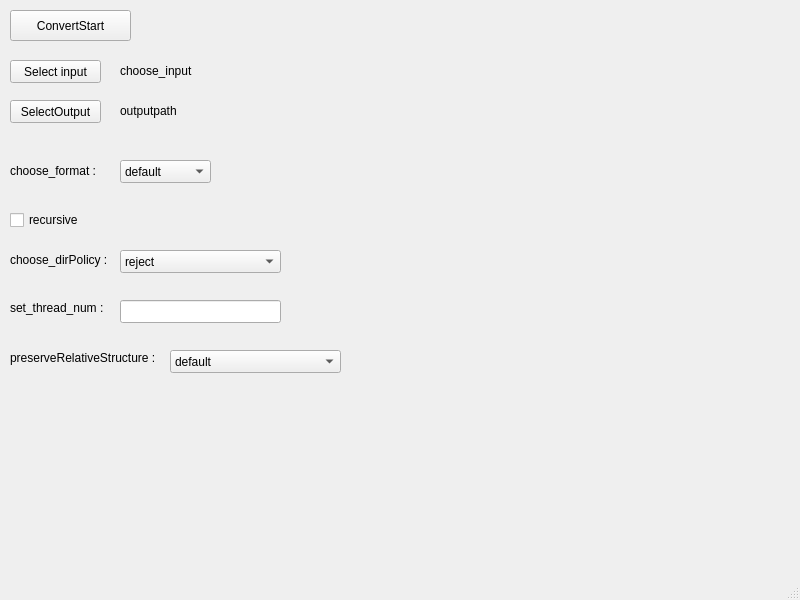
suku156/rtf_convert, file Qt_gui_Module/mainwindow.ui: the form before one commit.
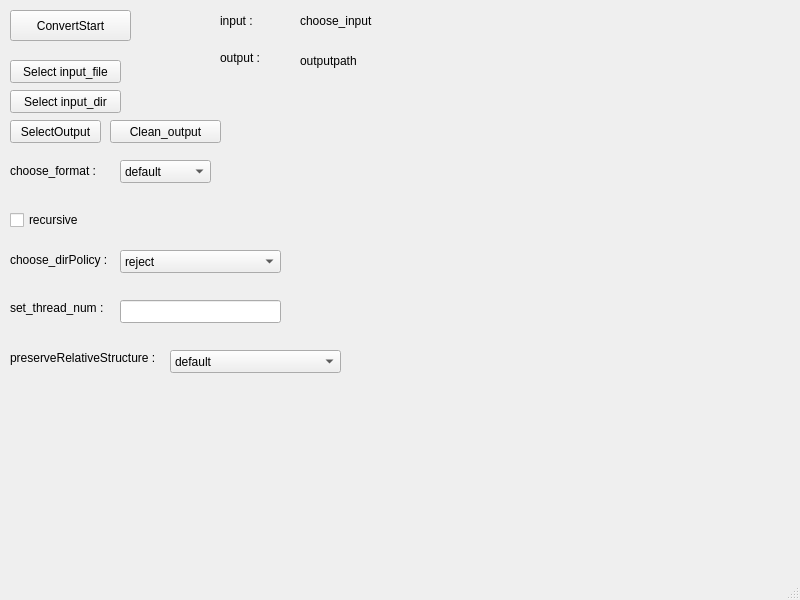
The form after the commit.

Commit message: 依據測試進行了一些修改的版本

Patch:
```diff
--- a/Qt_gui_Module/mainwindow.ui
+++ b/Qt_gui_Module/mainwindow.ui
@@ -19,19 +19,19 @@
      <rect>
       <x>10</x>
       <y>60</y>
-      <width>91</width>
+      <width>111</width>
       <height>23</height>
      </rect>
     </property>
     <property name="text">
-     <string>Select input</string>
+     <string>Select input_file</string>
     </property>
    </widget>
    <widget class="QLabel" name="InputInfo">
     <property name="geometry">
      <rect>
-      <x>120</x>
-      <y>60</y>
+      <x>300</x>
+      <y>10</y>
       <width>111</width>
       <height>21</height>
      </rect>
@@ -44,7 +44,7 @@
     <property name="geometry">
      <rect>
       <x>10</x>
-      <y>100</y>
+      <y>120</y>
       <width>91</width>
       <height>23</height>
      </rect>
@@ -56,8 +56,8 @@
    <widget class="QLabel" name="OutputInfo">
     <property name="geometry">
      <rect>
-      <x>120</x>
-      <y>100</y>
+      <x>300</x>
+      <y>50</y>
       <width>101</width>
       <height>21</height>
      </rect>
@@ -240,6 +240,58 @@
      </property>
     </item>
    </widget>
+   <widget class="QPushButton" name="btnSelectInputDir">
+    <property name="geometry">
+     <rect>
+      <x>10</x>
+      <y>90</y>
+      <width>111</width>
+      <height>23</height>
+     </rect>
+    </property>
+    <property name="text">
+     <string>Select input_dir</string>
+    </property>
+   </widget>
+   <widget class="QLabel" name="label">
+    <property name="geometry">
+     <rect>
+      <x>220</x>
+      <y>50</y>
+      <width>53</width>
+      <height>16</height>
+     </rect>
+    </property>
+    <property name="text">
+     <string>output :</string>
+    </property>
+   </widget>
+   <widget class="QLabel" name="label_2">
+    <property name="geometry">
+     <rect>
+      <x>220</x>
+      <y>10</y>
+      <width>71</width>
+      <height>21</height>
+     </rect>
+    </property>
+    <property name="text">
+     <string>input :</string>
+    </property>
+   </widget>
+   <widget class="QPushButton" name="btnCleanOutput">
+    <property name="geometry">
+     <rect>
+      <x>110</x>
+      <y>120</y>
+      <width>111</width>
+      <height>23</height>
+     </rect>
+    </property>
+    <property name="text">
+     <string>Clean_output</string>
+    </property>
+   </widget>
   </widget>
   <widget class="QMenuBar" name="menubar">
    <property name="geometry">
```
Left out of the diff: 2 changed lines with no effect on the pictures. The commit also changes 2 other files.
